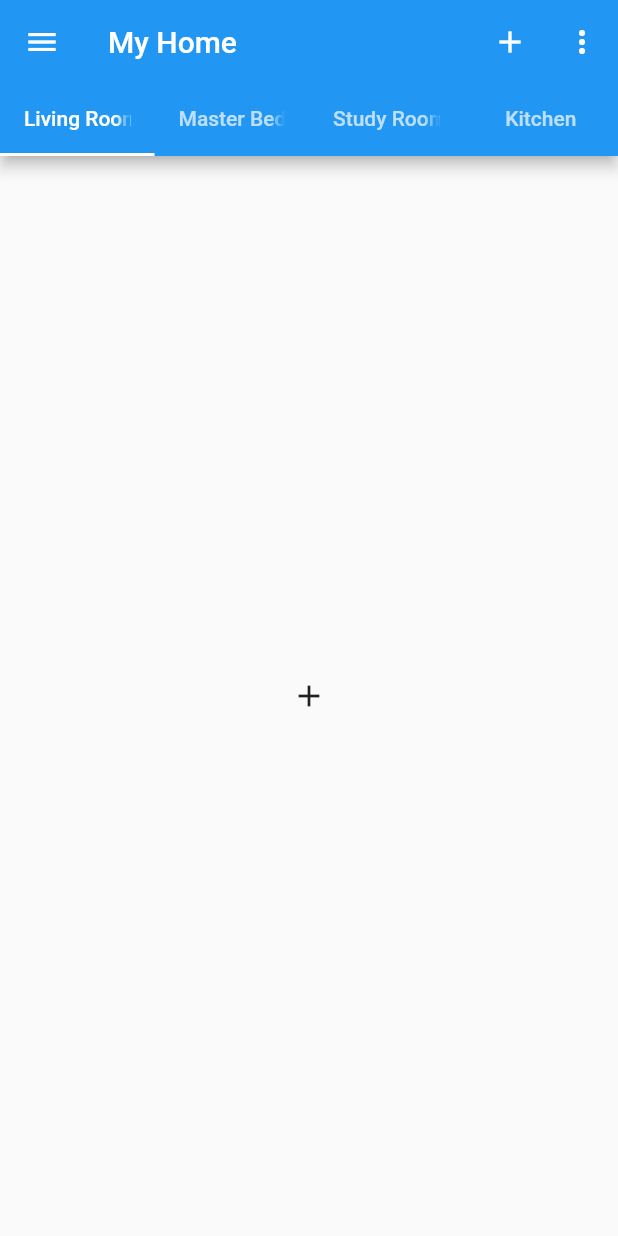
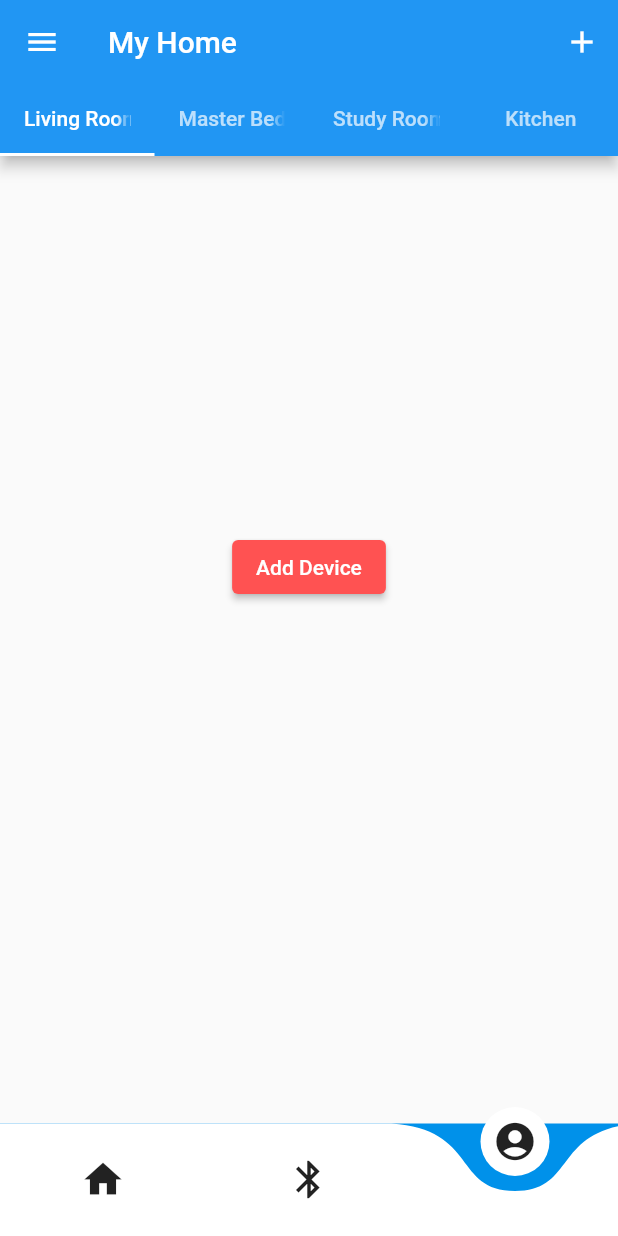
Before and after one commit to Vedarutvija/flutter_iot, a Flutter app: the Loginpage screen opened directly, after a tap on "Login", on a phone screen of 412 x 824 dp. Run offline on Flutter 3.47's test engine with Material 2 defaults, Android fonts, the phone set to English and light mode, and no system bars; drawn by our look-alikes of curved_navigation_bar.

```diff
--- a/lib/HomePage.dart
+++ /dev/null
@@ -1,89 +0,0 @@
-import 'package:flutter/cupertino.dart';
-import 'package:flutter/material.dart';
-
-void main() => runApp(MaterialApp(
-  home: HomePage(),
-));
-class HomePage extends StatefulWidget {
-  const HomePage({Key? key}) : super(key: key);
-
-  @override
-  State<StatefulWidget> createState() => _HomePageState();
-}
-
-class _HomePageState
-    extends State<HomePage> {
-  int _currentTabIndex = 0;
-
-  @override
-  Widget build(BuildContext context) {
-
-
-    return MaterialApp(
-      home: DefaultTabController(
-        length: 4,
-        child: Scaffold(
-          appBar: AppBar(
-            backgroundColor: Colors.blue,
-            leading: const Icon(Icons.menu),
-
-            bottom: const TabBar(
-              tabs: [
-                Tab(text:"Living Room"),
-                Tab(text:"Master Bedroom"),
-                Tab(text:"Study Room"),
-                Tab(text:"Kitchen"),
-              ],
-            ),
-            title: const Text('My Home'),
-            actions: <Widget>[
-              IconButton(
-                icon: const Icon(Icons.add),
-                onPressed: () {},
-              ),
-
-              PopupMenuButton(
-                itemBuilder: (BuildContext context) {
-                  return [
-                    const PopupMenuItem(child: Text('')),
-                    const PopupMenuItem(child: Text(''))
-                  ];
-                },
-              )
-            ],
-          ),
-          body: const TabBarView(
-            children: [
-              Icon(Icons.add),
-              Icon(Icons.add),
-              Icon(Icons.add),
-              Icon(Icons.add),
-            ],
-          ),
-        ),
-      ),
-    );
-
-      // appBar: AppBar(
-      //   backgroundColor: Colors.blue,
-      //   leading: const Icon(Icons.menu),
-      //   title: const Text(""),
-      //   actions: <Widget>[
-      //     IconButton(
-      //       icon: const Icon(Icons.add),
-      //       onPressed: () {},
-      //     ),
-      //
-      //     PopupMenuButton(
-      //       itemBuilder: (BuildContext context) {
-      //         return [
-      //           const PopupMenuItem(child: Text('')),
-      //           const PopupMenuItem(child: Text(''))
-      //         ];
-      //       },
-      //     )
-      //   ],
-      // ),
-    // );
-  }
-}
--- a/lib/Loginpage.dart
+++ b/lib/Loginpage.dart
@@ -1,6 +1,6 @@
 import 'package:untitled/SignUp.dart';
 
-import 'HomePage.dart';
+import 'Screens/HomePage.dart';
 import 'package:flutter/cupertino.dart';
 import 'package:flutter/material.dart';
 
--- /dev/null
+++ b/lib/Screens/HomePage.dart
@@ -0,0 +1,151 @@
+import 'package:flutter/cupertino.dart';
+import 'package:flutter/material.dart';
+import 'package:curved_navigation_bar/curved_navigation_bar.dart';
+import 'package:untitled/Screens/Connect.dart';
+import 'package:untitled/Screens/Me.dart';
+
+void main() => runApp(MaterialApp(
+  home: HomePage(),
+));
+class HomePage extends StatefulWidget {
+
+  @override
+  _HomePageState createState() => new _HomePageState();
+}
+
+class _HomePageState
+    extends State<HomePage> {
+
+  // int _currentTabIndex = 0;
+
+  @override
+  Widget build(BuildContext context) {
+    return MaterialApp(
+
+      home: DefaultTabController(
+        length: 4,
+        child: Scaffold(
+
+          appBar: AppBar(
+
+            backgroundColor: Colors.blue,
+            // leading: new IconButton(
+            //   icon: new Icon(Icons.settings),
+            //   onPressed: (){}
+            // ),
+            ///
+            // leading: GestureDetector(
+            //   onTap: (
+            //
+            //       ) {
+            //     myKey.currentState.openDrawer();
+            //     /* Write listener code here */ },
+            //   child: Icon(
+            //     Icons.menu,  // add custom icons also
+            //   ),
+            // ),
+
+            bottom: const TabBar(
+              tabs: [
+                Tab(text:"Living Room"),
+                Tab(text:"Master Bedroom"),
+                Tab(text:"Study Room"),
+                Tab(text:"Kitchen"),
+              ],
+            ),
+            title: const Text('My Home'),
+
+            actions: <Widget>[
+              IconButton(
+                icon: const Icon(Icons.add),
+                onPressed: () {},
+              ),
+
+              // PopupMenuButton(
+              //   itemBuilder: (BuildContext context) {
+              //     return [
+              //       const PopupMenuItem(child: Text('')),
+              //       const PopupMenuItem(child: Text(''))
+              //     ];
+              //   },
+              // )
+            ],
+          ),
+          body: Center(
+            child: Column(
+                mainAxisAlignment: MainAxisAlignment.start,
+                crossAxisAlignment: CrossAxisAlignment.start,
+                children:<Widget>[
+                  SizedBox( height: 250,),
+                  ElevatedButton(
+                    child: Text('Add Device'),
+
+                    onPressed: () {
+                      print('Pressed');
+                    },
+                    style: ButtonStyle(
+                      backgroundColor: MaterialStateProperty.all(Colors.redAccent),
+                    )
+                  )
+
+                ]
+            ),
+          ),
+          drawer: Drawer(
+              child: ListView(
+                // Important: Remove any padding from the ListView.
+                padding: EdgeInsets.zero,
+                children: [
+                  const DrawerHeader(
+                    decoration: BoxDecoration(
+                      color: Colors.blue,
+                    ),
+                    child: Text('My Home'),
+                  ),
+                  ListTile(
+                    title: const Text('Home Management'),
+                    onTap: () {
+                      // Update the state of the app.
+                      // ...
+                    },
+                  ),
+                  ListTile(
+                    title: const Text('Item 2'),
+                    onTap: () {
+                      // Update the state of the app.
+                      // ...
+                    },
+                  ),
+                ],
+              ),
+          ),
+
+        bottomNavigationBar: CurvedNavigationBar(
+        backgroundColor: const Color(0XFF0091EA),
+        items: const <Widget>[
+          Icon(Icons.home, size: 30),
+          Icon(Icons.bluetooth, size: 30),
+          Icon(Icons.account_circle, size: 30),
+        ],
+        index: 2,
+        onTap: (index) {
+          if (index == 0) {
+            Navigator.of(context)
+                .push(MaterialPageRoute(builder: (context) => HomePage()));
+          }
+          if (index == 1) {
+            Navigator.of(context)
+                .push(MaterialPageRoute(builder: (context) => Bluetooth()));
+          }
+          if (index == 2) {
+            Navigator.of(context)
+                .push(MaterialPageRoute(builder: (context) => Me()));
+          }
+
+        },
+      )
+        ),
+      ),
+    );
+  }
+}
--- a/lib/main.dart
+++ b/lib/main.dart
@@ -1,10 +1,10 @@
 
 
-import 'package:flutter/cupertino.dart';
+
 import 'package:flutter/material.dart';
 import 'SignUp.dart';
 import 'Loginpage.dart';
-import 'HomePage.dart';
+import 'Screens/HomePage.dart';
 import 'settings.dart';
 
 void main() =>
--- a/pubspec.yaml
+++ b/pubspec.yaml
@@ -21,6 +21,7 @@ environment:
   sdk: ">=2.12.0 <3.0.0"
 
 dependencies:
+  curved_navigation_bar: ^1.0.1
   flutter:
     sdk: flutter
 
```
Also changed, not shown: lib/Screens/Connect.dart (added, +96 -0 lines), lib/Screens/Me.dart (added, +74 -0 lines), pubspec.lock.
